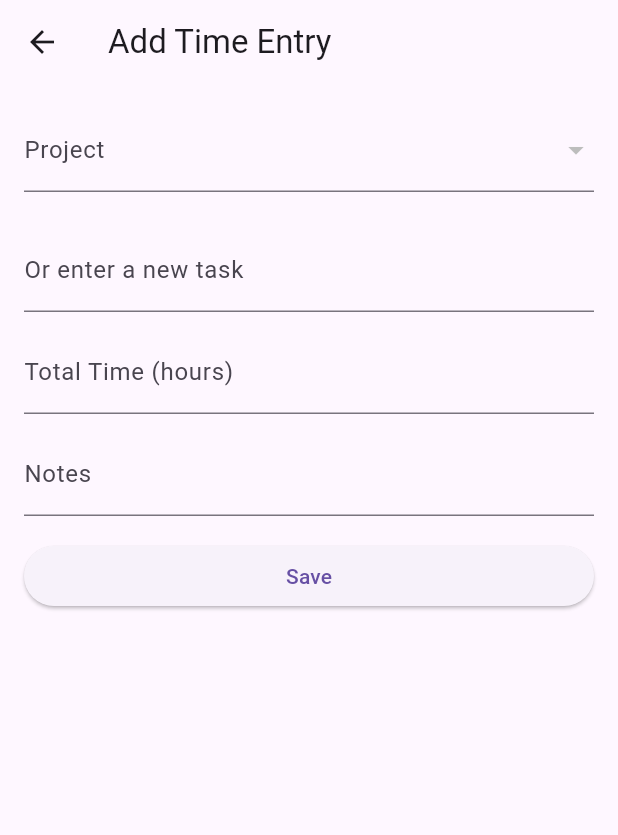
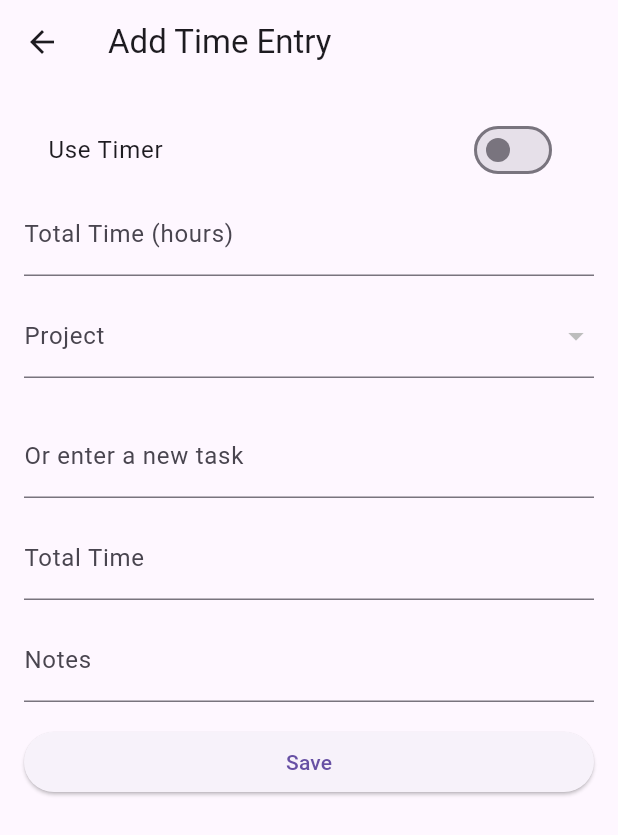
Before and after one commit to finesse-codes/time_tracker_app, a Flutter app: the screen it shows after launch, after a tap on the "add" icon, on a phone screen of 412 x 824 dp. Shown: the top 835 px of the screen. Run offline on Flutter 3.47's test engine with Material 3 defaults, Android fonts, the phone set to English and light mode, and no system bars; our stand-ins replace localstorage.

Commit message:
add a timer to addTimeEntry

```diff
--- a/lib/models/time_model.dart
+++ b/lib/models/time_model.dart
@@ -5,6 +5,10 @@ class TimeEntry {
   final double totalTime;
   final DateTime date;
   final String notes;
+  // timer-specific fields
+  final DateTime? startTime;
+  final DateTime? endTime;
+
   TimeEntry({
     required this.id,
     required this.projectId,
@@ -12,7 +16,32 @@ class TimeEntry {
     required this.totalTime,
     required this.date,
     required this.notes,
+    this.startTime,
+    this.endTime,
   });
+
+  TimeEntry copyWith({
+    String? id,
+    String? projectId,
+    String? taskId,
+    String? notes,
+    double? totalTime,
+    DateTime? date,
+    DateTime? startTime,
+    DateTime? endTime,
+  }) {
+    return TimeEntry(
+      id: id ?? this.id,
+      projectId: projectId ?? this.projectId,
+      taskId: taskId ?? this.notes,
+      totalTime: totalTime ?? this.totalTime,
+      date: date ?? this.date,
+      startTime: startTime ?? this.startTime,
+      notes: notes ?? this.notes,
+      endTime: endTime ?? this.endTime,
+    );
+  }
+
   // convert a map into a TimeEntry
   factory TimeEntry.fromMap(Map<String, dynamic> map) {
     return TimeEntry(
--- a/lib/screens/add_project_screen.dart
+++ b/lib/screens/add_project_screen.dart
@@ -70,6 +70,9 @@ class _AddProjectScreenState extends State<AddProjectScreen> {
 
                 // save project
                 context.read<ProjectTaskProvider>().addProject(newProject);
+
+                // Capture the navigator before the async gap
+                final navigator = Navigator.of(context);
                 // force user to create at least one task immediately
                 await _promptAddFirstTask(
                   context,
@@ -79,7 +82,7 @@ class _AddProjectScreenState extends State<AddProjectScreen> {
 
                 // after at least one task added, pop the AddProjectScreen
                 if (!mounted) return;
-                Navigator.pop(context);
+                navigator.pop();
               },
               child: const Text('save'),
             ),
--- a/lib/screens/add_time_entry_screen.dart
+++ b/lib/screens/add_time_entry_screen.dart
@@ -4,17 +4,21 @@ import '../models/time_model.dart';
 import '../models/task_model.dart';
 import '../provider/time_entry_provider.dart';
 import '../provider/project_task_provider.dart';
+import 'dart:async';
 
 class AddTimeEntryScreen extends StatefulWidget {
   // projectID and TaskId can be passed in, optionally
   final String? initialProjectId;
   final String? initialTaskId;
+  bool useTimer = false;
 
-  const AddTimeEntryScreen({
-    super.key,
-    this.initialProjectId,
-    this.initialTaskId,
-  });
+  DateTime? _startTime;
+  DateTime? _endTime;
+  Timer? _timer;
+  Duration _elapsed = Duration.zero;
+  final _hoursController = TextEditingController();
+
+  AddTimeEntryScreen({super.key, this.initialProjectId, this.initialTaskId});
 
   @override
   State<AddTimeEntryScreen> createState() => _AddTimeEntryScreenState();
@@ -26,7 +30,10 @@ class _AddTimeEntryScreenState extends State<AddTimeEntryScreen> {
   String? taskId;
   double totalTime = 0.0;
   String notes = '';
+  bool _isRunning = false;
+  bool _isPaused = false;
   final _newTaskController = TextEditingController();
+  final _timeController = TextEditingController();
 
   @override
   void initState() {
@@ -41,6 +48,57 @@ class _AddTimeEntryScreenState extends State<AddTimeEntryScreen> {
     super.dispose();
   }
 
+  void _startTimer() {
+    if (_isRunning && !_isPaused) return; // already running
+    _isRunning = true;
+    _isPaused = false;
+
+    widget._timer?.cancel();
+    widget._timer = Timer.periodic(const Duration(seconds: 1), (timer) {
+      setState(() {
+        widget._elapsed = Duration(seconds: widget._elapsed.inSeconds + 1);
+      });
+    });
+  }
+
+  void _pauseTimer() {
+    if (_isRunning && !_isPaused) {
+      widget._timer?.cancel();
+      setState(() {
+        _isPaused = true;
+      });
+    }
+  }
+
+  void _resumeTimer() {
+    if (_isRunning && _isPaused) {
+      _startTimer();
+    }
+  }
+
+  void _stopTimer() {
+    widget._timer?.cancel();
+    setState(() {
+      _isRunning = false;
+      _isPaused = false;
+    });
+
+    // convert elapsed time into hours (decimal)
+    final hours = widget._elapsed.inHours;
+    final minutes = widget._elapsed.inMinutes.remainder(60);
+
+    // Fill in total time automatically (with HH:mm format)
+    _timeController.text =
+        '${hours.toString().padLeft(2, '0')}:${minutes.toString().padLeft(2, '0')}';
+  }
+
+  String _formatDuration(Duration d) {
+    final hours = d.inHours.toString().padLeft(2, '0');
+    final minutes = (d.inMinutes % 60).toString().padLeft(2, '0');
+    final seconds = (d.inSeconds % 60).toString().padLeft(2, '0');
+    return "$hours:$minutes:$seconds";
+  }
+
   @override
   Widget build(BuildContext context) {
     final projectProvider = Provider.of<ProjectTaskProvider>(context);
@@ -52,6 +110,87 @@ class _AddTimeEntryScreenState extends State<AddTimeEntryScreen> {
         child: ListView(
           padding: const EdgeInsets.all(16),
           children: [
+            // Switch between manual hours and timer
+            SwitchListTile(
+              title: const Text("Use Timer"),
+              value: widget.useTimer,
+              onChanged: (val) {
+                setState(() {
+                  widget.useTimer = val;
+                });
+              },
+            ),
+            // If using timer → show elapsed + start/stop
+            if (widget.useTimer) ...[
+              Text(
+                _formatDuration(widget._elapsed),
+                style: const TextStyle(
+                  fontSize: 32,
+                  fontWeight: FontWeight.bold,
+                ),
+                textAlign: TextAlign.center,
+              ),
+              const SizedBox(height: 8),
+              Row(
+                mainAxisAlignment: MainAxisAlignment.center,
+                children: [
+                  if (!_isRunning) ...[
+                    ElevatedButton(
+                      onPressed: _startTimer,
+                      child: const Text("Start"),
+                    ),
+                  ] else if (_isPaused) ...[
+                    ElevatedButton(
+                      onPressed: _resumeTimer,
+                      child: const Text("Resume"),
+                    ),
+                    const SizedBox(width: 12),
+                    ElevatedButton(
+                      onPressed: _stopTimer,
+                      child: const Text("Stop"),
+                    ),
+                  ] else ...[
+                    ElevatedButton(
+                      onPressed: _pauseTimer,
+                      child: const Text("Pause"),
+                    ),
+                    const SizedBox(width: 12),
+                    ElevatedButton(
+                      onPressed: _stopTimer,
+                      child: const Text("Stop"),
+                    ),
+                  ],
+                ],
+              ),
+            ] else ...[
+              // Manual time entry
+              TextFormField(
+                controller: widget._hoursController,
+                decoration: const InputDecoration(
+                  labelText: 'Total Time (hours)',
+                ),
+                keyboardType: const TextInputType.numberWithOptions(
+                  decimal: true,
+                ),
+                validator: (value) {
+                  if (!widget.useTimer) {
+                    if (value == null || value.isEmpty) {
+                      return 'Enter time spent';
+                    }
+                    if (double.tryParse(value) == null) {
+                      return 'Enter a valid number';
+                    }
+                  }
+                  return null;
+                },
+                onSaved: (value) {
+                  if (!widget.useTimer) {
+                    totalTime = double.parse(value!);
+                  }
+                },
+              ),
+            ],
+            const SizedBox(height: 12),
             // Project dropdown
             DropdownButtonFormField<String>(
               initialValue: projectId,
@@ -119,20 +258,30 @@ class _AddTimeEntryScreenState extends State<AddTimeEntryScreen> {
 
             // Time
             TextFormField(
+              controller: _timeController,
               decoration: const InputDecoration(
-                labelText: 'Total Time (hours)',
+                labelText: 'Total Time',
+                hintText: 'e.g. 1:30 for 1 hour 30 minutes',
               ),
-              keyboardType: const TextInputType.numberWithOptions(
-                decimal: true,
-              ),
+              keyboardType: TextInputType.text,
               validator: (value) {
                 if (value == null || value.isEmpty) return 'Enter time spent';
-                if (double.tryParse(value) == null) {
-                  return 'Enter a valid number';
+                final parts = value.split(':');
+                if (parts.length != 2) return 'Use HH:mm format';
+                final hours = int.tryParse(parts[0]);
+                final minutes = int.tryParse(parts[1]);
+                if (hours == null || minutes == null || minutes >= 60) {
+                  return 'Enter a valud time (e.g. 2:15)';
                 }
                 return null;
               },
-              onSaved: (value) => totalTime = double.parse(value!),
+
+              onSaved: (value) {
+                final parts = value!.split(':');
+                final hours = int.parse(parts[0]);
+                final minutes = int.parse(parts[1]);
+                totalTime = hours + (minutes / 60.0); // store as decimal
+              },
             ),
 
             const SizedBox(height: 12),
@@ -180,6 +329,11 @@ class _AddTimeEntryScreenState extends State<AddTimeEntryScreen> {
 
                   _formKey.currentState!.save();
 
+                  // If timer mode -> derive hours from elapsed
+                  if (widget.useTimer) {
+                    totalTime = widget._elapsed.inMinutes / 60.0;
+                  }
+
                   Provider.of<TimeEntryProvider>(
                     context,
                     listen: false,
--- a/lib/screens/time_entry_screen.dart
+++ b/lib/screens/time_entry_screen.dart
@@ -57,7 +57,7 @@ class _TimeEntryScreenState extends State<TimeEntryScreen> {
         onPressed: () {
           Navigator.push(
             context,
-            MaterialPageRoute(builder: (context) => const AddTimeEntryScreen()),
+            MaterialPageRoute(builder: (context) => AddTimeEntryScreen()),
           );
         },
         tooltip: 'Add Time Entry',
```
